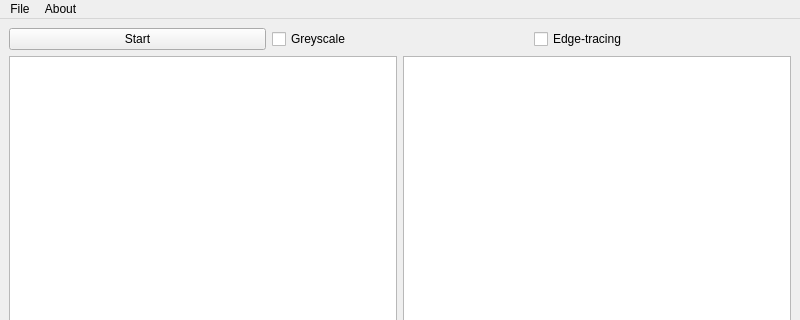
The window that mainwindow.ui (FomkaExe/ImageToASCIIQt) describes before a commit, drawn with Qt 5; both pictures show x 0 to 800 and y 0 to 320 of the 800 by 600 pixel window.
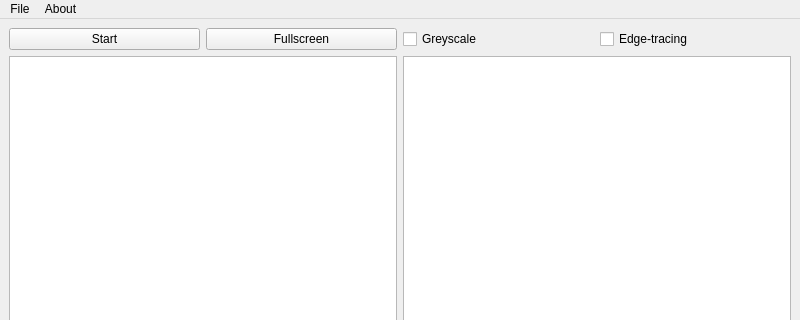
The same window after the commit.

Patch:
```diff
--- a/mainwindow.ui
+++ b/mainwindow.ui
@@ -24,6 +24,13 @@
         </property>
        </widget>
       </item>
+      <item>
+       <widget class="QPushButton" name="fullscreenButton">
+        <property name="text">
+         <string>Fullscreen</string>
+        </property>
+       </widget>
+      </item>
       <item>
        <widget class="QCheckBox" name="greyscaleCheckbox">
         <property name="text">
```
